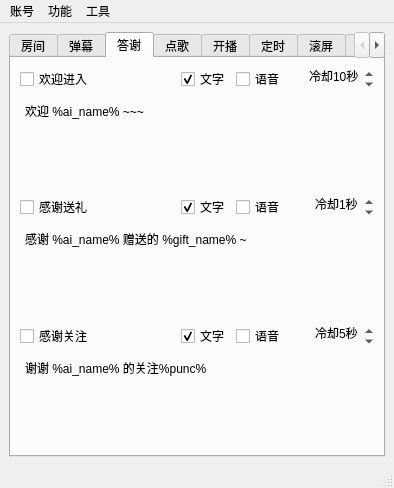
iwxyi/Bilibili-MagicalDanmaku, file mainwindow.ui: the form before one commit.
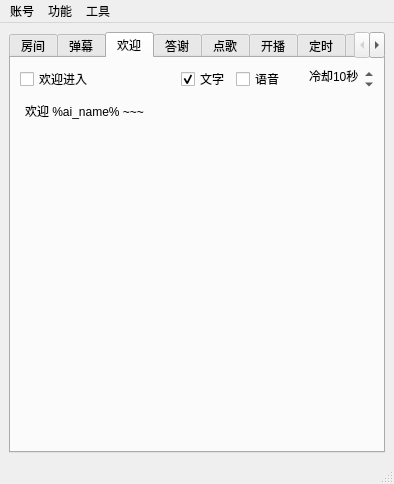
The form after the commit. The open tabs and pages were chosen to show the change. Icons and pictures are not drawn. Custom widgets are drawn as their Qt base class.

Commit message: 欢迎功能单独一页

What changed in the file:
```diff
--- a/mainwindow.ui
+++ b/mainwindow.ui
@@ -7,7 +7,7 @@
     <x>0</x>
     <y>0</y>
     <width>394</width>
-    <height>488</height>
+    <height>484</height>
    </rect>
   </property>
   <property name="windowTitle">
@@ -504,11 +504,11 @@
         </item>
        </layout>
       </widget>
-      <widget class="QWidget" name="tab_4">
+      <widget class="QWidget" name="tab_9">
        <attribute name="title">
-        <string>答谢</string>
+        <string>欢迎</string>
        </attribute>
-       <layout class="QVBoxLayout" name="verticalLayout_5">
+       <layout class="QVBoxLayout" name="verticalLayout_10">
         <item>
          <layout class="QHBoxLayout" name="horizontalLayout_15">
           <property name="topMargin">
@@ -612,6 +612,13 @@
           </property>
          </widget>
         </item>
+       </layout>
+      </widget>
+      <widget class="QWidget" name="tab_4">
+       <attribute name="title">
+        <string>答谢</string>
+       </attribute>
+       <layout class="QVBoxLayout" name="verticalLayout_5">
         <item>
          <layout class="QHBoxLayout" name="horizontalLayout_16">
           <property name="topMargin">
```
Left out of the diff: 2 changed lines with no effect on the pictures. The commit also changes 2 other files.
